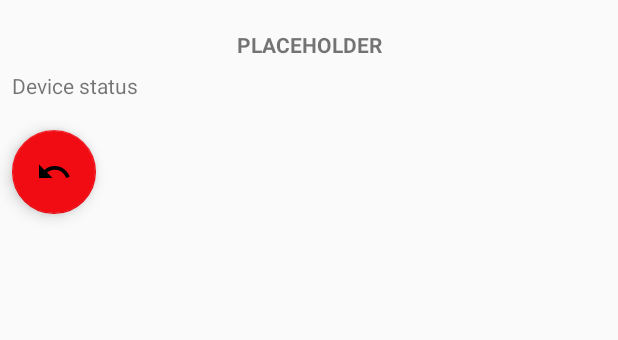
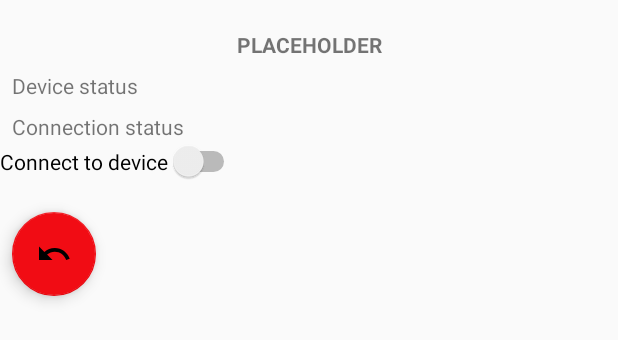
Before and after one commit to Gitvalt/androidDevResearchProject, an Android app: the layout bluetooth_device_fragment.xml on its own in the app's theme, with its tools: preview values and no code run, on a phone screen of 412 x 824 dp. Shown: the top 340 px of the screen. Run offline under Robolectric (Android 15) with nearby library versions, the phone set to English and light mode, and no system bars.

Commit message:
updates to fragments

```diff
--- a/BluetoothProject/app/src/main/java/com/ddcv/jamk/dev/bluetooth/myapplication/BluetoothDeviceFragment.java
+++ b/BluetoothProject/app/src/main/java/com/ddcv/jamk/dev/bluetooth/myapplication/BluetoothDeviceFragment.java
@@ -15,14 +15,22 @@ import android.view.ViewGroup;
 
 public class BluetoothDeviceFragment extends Fragment {
 
+    /**
+     * @member  BluetoothDevice  mBluetoothDevice    The selected bluetooth device
+     */
+
     private BluetoothDevice mBluetoothDevice;
 
+    /**
+     * @return  Response with copy of the selected mBluetoothDevice
+     */
     public BluetoothDevice getSelectedBluetoothDevice() { return mBluetoothDevice; }
 
     @Override
     public void onAttach(Context context) {
         super.onAttach(context);
     }
+
 
     @Nullable
     @Override
@@ -31,8 +39,16 @@ public class BluetoothDeviceFragment extends Fragment {
         return view;
     }
 
+
     public void setBluetoothDevice(BluetoothDevice device){
         mBluetoothDevice = device;
     }
 
+    /**
+     * Return to devicelist fragment
+     */
+    public void onReturn(){
+
+    }
+
 }
--- a/BluetoothProject/app/src/main/res/layout/bluetooth_device_fragment.xml
+++ b/BluetoothProject/app/src/main/res/layout/bluetooth_device_fragment.xml
@@ -28,17 +28,58 @@
             android:text="@string/Status"
             app:layout_constraintLeft_toLeftOf="parent"
             app:layout_constraintTop_toTopOf="parent"
-            android:layout_marginTop="8dp" />
+            android:layout_marginTop="8dp"
+            android:layout_marginStart="8dp" />
 
         <TextView
-            android:id="@+id/Status"
+            android:id="@+id/deviceStatus"
             android:layout_width="wrap_content"
             android:layout_height="wrap_content"
             android:layout_marginLeft="24dp"
+            android:layout_marginStart="24dp"
+            android:layout_marginTop="8dp"
             app:layout_constraintLeft_toRightOf="@+id/StatusLabel"
-            app:layout_constraintTop_toTopOf="parent"
-            android:layout_marginTop="8dp" />
+            app:layout_constraintTop_toTopOf="parent" />
+
     </android.support.constraint.ConstraintLayout>
+
+    <android.support.constraint.ConstraintLayout
+        android:id="@+id/statusBox"
+        android:layout_width="match_parent"
+        android:layout_height="wrap_content"
+        tools:layout_editor_absoluteX="8dp"
+        tools:layout_editor_absoluteY="81dp">
+
+        <TextView
+            android:id="@+id/StatusLabel"
+            android:layout_width="wrap_content"
+            android:layout_height="wrap_content"
+            android:layout_marginLeft="8dp"
+            android:layout_marginStart="8dp"
+            android:layout_marginTop="8dp"
+            android:text="@string/conn_status"
+            app:layout_constraintLeft_toLeftOf="parent"
+            app:layout_constraintTop_toTopOf="parent" />
+
+        <TextView
+            android:id="@+id/connectionStatus"
+            android:layout_width="wrap_content"
+            android:layout_height="wrap_content"
+            android:layout_marginLeft="24dp"
+            android:layout_marginStart="24dp"
+            android:layout_marginTop="8dp"
+            app:layout_constraintLeft_toRightOf="@+id/StatusLabel"
+            app:layout_constraintTop_toTopOf="parent" />
+    </android.support.constraint.ConstraintLayout>
+
+    <Switch
+        android:id="@+id/ConnectSwitch"
+        android:layout_width="wrap_content"
+        android:layout_height="wrap_content"
+        android:checked="false"
+        android:text="@string/connect_to"
+        android:textOff="Disconnected"
+        android:textOn="Connected" />
 
     <android.support.design.widget.FloatingActionButton
         android:id="@+id/returnFloatButton"
--- a/BluetoothProject/app/src/main/res/values/strings.xml
+++ b/BluetoothProject/app/src/main/res/values/strings.xml
@@ -13,4 +13,7 @@
     <string name="Unavailable">Unavailable</string>
     <string name="error_bonding">Bonding error!</string>
 
+    <string name="conn_status">Connection status</string>
+    <string name="connect_to">Connect to device</string>
+
 </resources>
```
